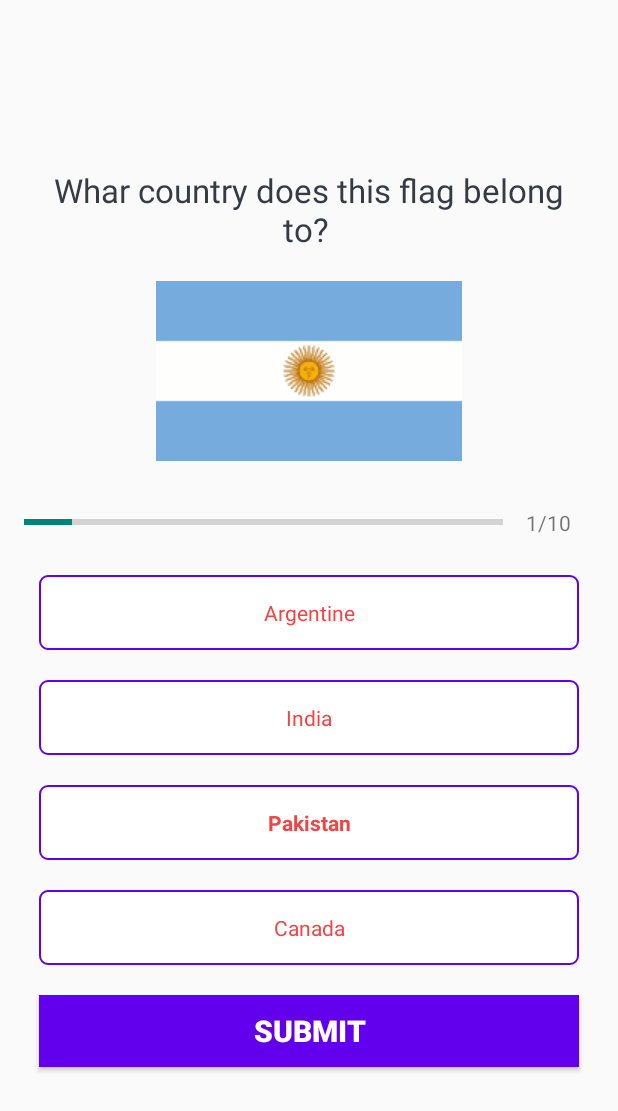
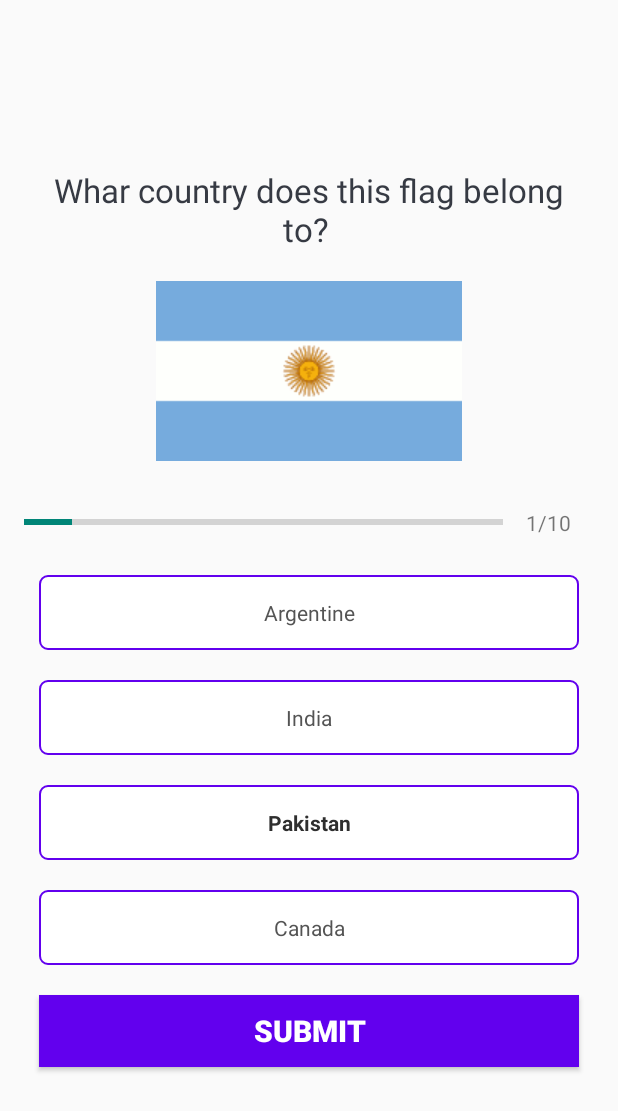
Before and after one commit to Sundaram-sharma/QuizApp, an Android app: the quizQuestionActivity screen opened directly, with no data from a screen before it, after a tap on "Pakistan", on a phone screen of 412 x 824 dp. Shown: the top 1111 px of the screen. Run offline under Robolectric (Android 15) with nearby library versions, the phone set to English and light mode, and no system bars; 2 other taps on this screen came first.

Commit message:
.corrected errors 1

```diff
--- a/app/src/main/java/com/example/quizapp/quizQuestionActivity.kt
+++ b/app/src/main/java/com/example/quizapp/quizQuestionActivity.kt
@@ -114,7 +114,7 @@ class quizQuestionActivity : AppCompatActivity(), View.OnClickListener {
         }
 
         for (option in options){
-            option.setTextColor(Color.parseColor("#f54242"))// to change colours in all the options
+            option.setTextColor(Color.parseColor("#545454"))// to change colours in all the options
             option.typeface = Typeface.DEFAULT //to make typeface default again, this will chnage only when it is selected
             option.background = ContextCompat.getDrawable(
                 this,
@@ -135,7 +135,7 @@ class quizQuestionActivity : AppCompatActivity(), View.OnClickListener {
 
         Log.i("this is working","$mSelectedOptionPosition")
 
-        tv.setTextColor(Color.parseColor("#f54242")) //chnage selected option colour
+        tv.setTextColor(Color.parseColor("#2e2e2e")) //chnage selected option colour
         tv.setTypeface(tv.typeface, Typeface.BOLD)   //tv:TextView and change the seleted option to bold text
 
         tv.background = ContextCompat.getDrawable( //using the custom drawable to make the tv background
@@ -179,8 +179,6 @@ class quizQuestionActivity : AppCompatActivity(), View.OnClickListener {
             }
 
         }
-
-        TODO("Not yet implemented")
     }
 
 }
```
